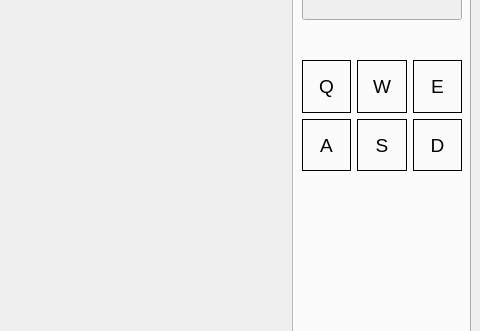
Before: the Qt Designer form ui.ui in DarkerWhite/smart-car-viewer, drawn with Qt 5; both pictures show x 680 to 1160 and y 326 to 657 of the 1160 by 880 pixel window.
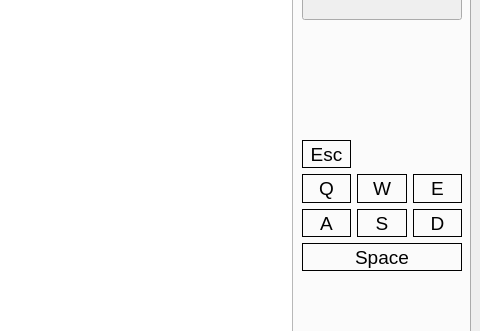
After: the same form once the commit is applied.

Commit message: workable but has delayed input

```diff
--- a/ui.ui
+++ b/ui.ui
@@ -302,7 +302,7 @@
      </widget>
      <widget class="QTextEdit" name="edit_camera">
       <property name="enabled">
-       <bool>false</bool>
+       <bool>true</bool>
       </property>
       <property name="geometry">
        <rect>
@@ -329,35 +329,17 @@
       <property name="geometry">
        <rect>
         <x>980</x>
-        <y>360</y>
+        <y>440</y>
         <width>160</width>
-        <height>111</height>
+        <height>131</height>
        </rect>
       </property>
       <layout class="QGridLayout" name="gridLayout">
-       <item row="1" column="1">
-        <widget class="QLabel" name="label_S">
-         <property name="font">
-          <font>
-           <pointsize>14</pointsize>
-          </font>
-         </property>
-         <property name="frameShape">
-          <enum>QFrame::Box</enum>
-         </property>
-         <property name="text">
-          <string>S</string>
-         </property>
-         <property name="alignment">
-          <set>Qt::AlignCenter</set>
-         </property>
-         <property name="margin">
-          <number>0</number>
-         </property>
-        </widget>
-       </item>
-       <item row="0" column="0">
+       <item row="1" column="0">
         <widget class="QLabel" name="label_Q">
+         <property name="enabled">
+          <bool>true</bool>
+         </property>
          <property name="font">
           <font>
            <pointsize>14</pointsize>
@@ -377,8 +359,8 @@
          </property>
         </widget>
        </item>
-       <item row="1" column="0">
-        <widget class="QLabel" name="label_A">
+       <item row="2" column="1">
+        <widget class="QLabel" name="label_S">
          <property name="font">
           <font>
            <pointsize>14</pointsize>
@@ -388,7 +370,7 @@
           <enum>QFrame::Box</enum>
          </property>
          <property name="text">
-          <string>A</string>
+          <string>S</string>
          </property>
          <property name="alignment">
           <set>Qt::AlignCenter</set>
@@ -398,7 +380,7 @@
          </property>
         </widget>
        </item>
-       <item row="1" column="2">
+       <item row="2" column="2">
         <widget class="QLabel" name="label_D">
          <property name="font">
           <font>
@@ -419,28 +401,7 @@
          </property>
         </widget>
        </item>
-       <item row="0" column="2">
-        <widget class="QLabel" name="label_E">
-         <property name="font">
-          <font>
-           <pointsize>14</pointsize>
-          </font>
-         </property>
-         <property name="frameShape">
-          <enum>QFrame::Box</enum>
-         </property>
-         <property name="text">
-          <string>E</string>
-         </property>
-         <property name="alignment">
-          <set>Qt::AlignCenter</set>
-         </property>
-         <property name="margin">
-          <number>0</number>
-         </property>
-        </widget>
-       </item>
-       <item row="0" column="1">
+       <item row="1" column="1">
         <widget class="QLabel" name="label_w">
          <property name="font">
           <font>
@@ -461,6 +422,108 @@
          </property>
         </widget>
        </item>
+       <item row="1" column="2">
+        <widget class="QLabel" name="label_E">
+         <property name="font">
+          <font>
+           <pointsize>14</pointsize>
+          </font>
+         </property>
+         <property name="frameShape">
+          <enum>QFrame::Box</enum>
+         </property>
+         <property name="text">
+          <string>E</string>
+         </property>
+         <property name="alignment">
+          <set>Qt::AlignCenter</set>
+         </property>
+         <property name="margin">
+          <number>0</number>
+         </property>
+        </widget>
+       </item>
+       <item row="2" column="0">
+        <widget class="QLabel" name="label_A">
+         <property name="font">
+          <font>
+           <pointsize>14</pointsize>
+          </font>
+         </property>
+         <property name="frameShape">
+          <enum>QFrame::Box</enum>
+         </property>
+         <property name="text">
+          <string>A</string>
+         </property>
+         <property name="alignment">
+          <set>Qt::AlignCenter</set>
+         </property>
+         <property name="margin">
+          <number>0</number>
+         </property>
+        </widget>
+       </item>
+       <item row="0" column="0">
+        <widget class="QLabel" name="label_Esc">
+         <property name="enabled">
+          <bool>true</bool>
+         </property>
+         <property name="font">
+          <font>
+           <pointsize>14</pointsize>
+          </font>
+         </property>
+         <property name="frameShape">
+          <enum>QFrame::Box</enum>
+         </property>
+         <property name="text">
+          <string>Esc</string>
+         </property>
+         <property name="alignment">
+          <set>Qt::AlignCenter</set>
+         </property>
+         <property name="margin">
+          <number>0</number>
+         </property>
+        </widget>
+       </item>
+       <item row="3" column="0" colspan="3">
+        <widget class="QLabel" name="label_Space">
+         <property name="font">
+          <font>
+           <pointsize>14</pointsize>
+          </font>
+         </property>
+         <property name="frameShape">
+          <enum>QFrame::Box</enum>
+         </property>
+         <property name="text">
+          <string>Space</string>
+         </property>
+         <property name="alignment">
+          <set>Qt::AlignCenter</set>
+         </property>
+         <property name="margin">
+          <number>0</number>
+         </property>
+        </widget>
+       </item>
+       <item row="0" column="1" colspan="2">
+        <widget class="QLabel" name="label">
+         <property name="font">
+          <font>
+           <pointsize>11</pointsize>
+          </font>
+         </property>
+         <property name="text">
+          <string/>
+         </property>
+         <property name="alignment">
+          <set>Qt::AlignCenter</set>
+         </property>
+        </widget>
+       </item>
       </layout>
      </widget>
     </widget>
@@ -563,6 +626,66 @@
        </item>
       </layout>
      </widget>
+     <widget class="QWidget" name="gridLayoutWidget_2">
+      <property name="geometry">
+       <rect>
+        <x>520</x>
+        <y>230</y>
+        <width>196</width>
+        <height>80</height>
+       </rect>
+      </property>
+      <layout class="QGridLayout" name="gridLayout_2">
+       <item row="0" column="0">
+        <widget class="QPushButton" name="button_thres_up">
+         <property name="font">
+          <font>
+           <pointsize>11</pointsize>
+          </font>
+         </property>
+         <property name="text">
+          <string>thres_up</string>
+         </property>
+        </widget>
+       </item>
+       <item row="0" column="1">
+        <widget class="QPushButton" name="button_thres_down">
+         <property name="font">
+          <font>
+           <pointsize>11</pointsize>
+          </font>
+         </property>
+         <property name="text">
+          <string>thres_down</string>
+         </property>
+        </widget>
+       </item>
+       <item row="1" column="0">
+        <widget class="QPushButton" name="button_distance_up">
+         <property name="font">
+          <font>
+           <pointsize>11</pointsize>
+          </font>
+         </property>
+         <property name="text">
+          <string>distance_up</string>
+         </property>
+        </widget>
+       </item>
+       <item row="1" column="1">
+        <widget class="QPushButton" name="button_distance_down">
+         <property name="font">
+          <font>
+           <pointsize>11</pointsize>
+          </font>
+         </property>
+         <property name="text">
+          <string>distance_down</string>
+         </property>
+        </widget>
+       </item>
+      </layout>
+     </widget>
     </widget>
    </widget>
   </widget>
```
The commit also changes 2 other files.
